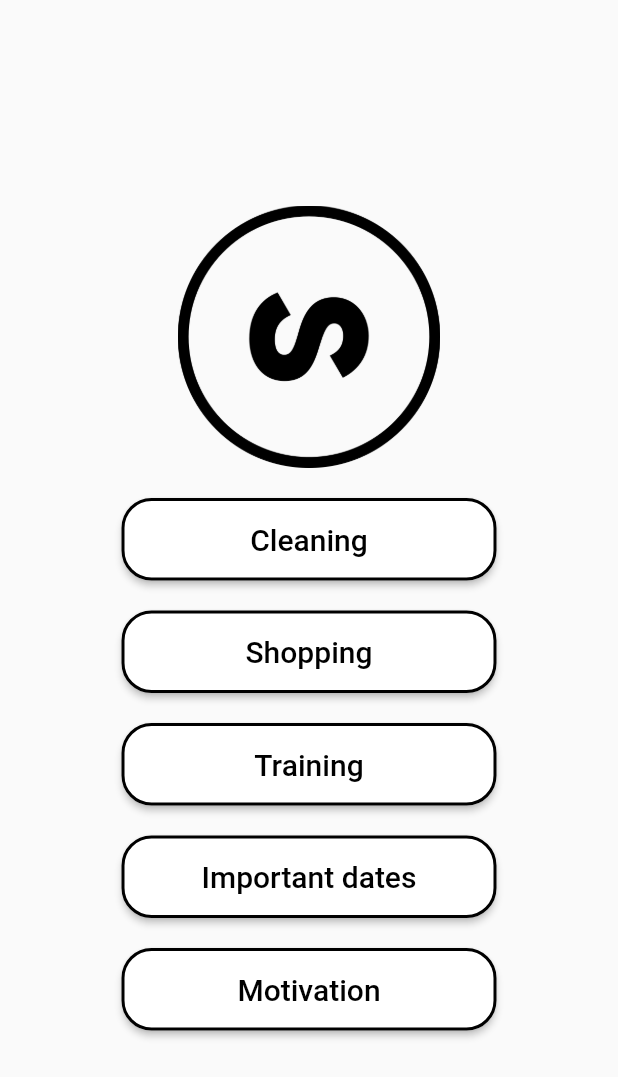
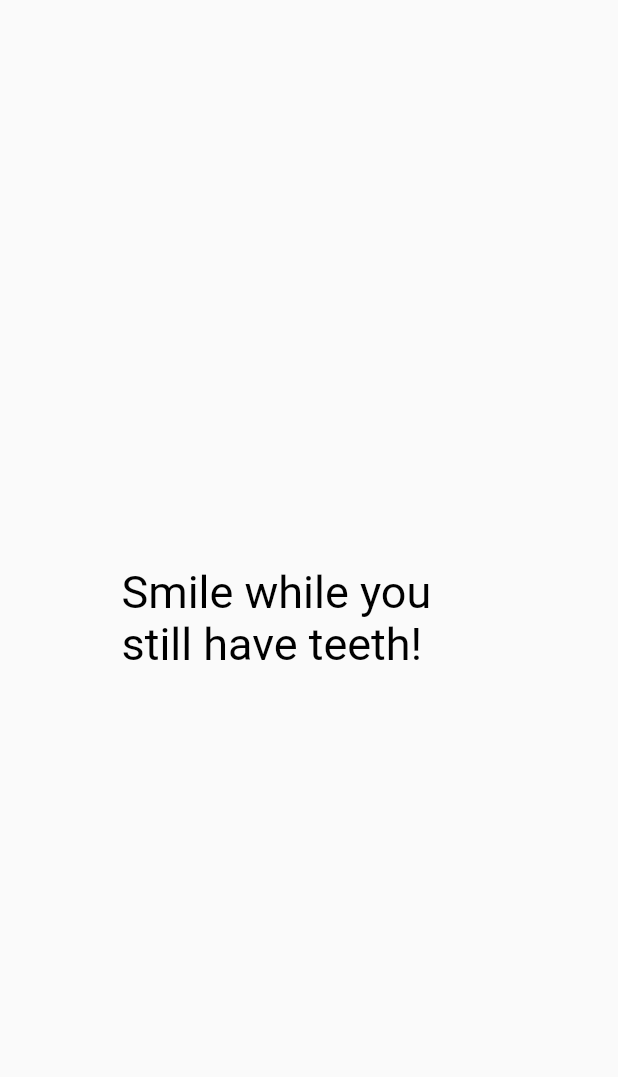
Before and after one commit to AnastasiyaShark/helpsam_flutterVersion, a Flutter app: the ElevatedButtonMenuScreen widget shown alone on an empty page, opened directly, after a tap on "Motivation", on a phone screen of 412 x 824 dp. Shown: the top 1077 px of the screen. Run offline on Flutter 3.47's test engine with Material 2 defaults, Android fonts, the phone set to English and light mode, and no system bars; drawn by our look-alikes of animated_text_kit; Roboto replaces fonts that are missing (Agne).

Commit message:
Add: - motivation page - icon for app - rotate icon

```diff
--- /dev/null
+++ b/assets/citation/citation.txt
@@ -0,0 +1,95 @@
+'Be stronger than your excuses'
+'Breathe. It's just a bad day, not a bad life'
+'Now or never'
+'Don't be afraid to fail. Be afraid not try'
+'Begin! Even if you have no idea if it will work'
+'Bloom where you are planted'
+'Stop trying to calm the storm. Calm yourself. The storm will pass'
+'Your superpower is being you'
+'Strive for progress not perfection.'
+'Be fearlessly authentic!'
+'A dream without a plan is just a wish'
+'Give yourself some credit for how far you have come!'
+'It will all make sense one day'
+'You deserve the best!'
+'Always bring your own sunshine!'
+'All I can do is to do my best!'
+'It's okay to grow slowly'
+'You get what you work for. Not what you wish for'
+'Be good to yourself'
+'Live today'
+'I'd agree with you but then we'd both be wrong'
+'Focus on the step in front of you. Not the whole staircase'
+'Comparison is the thief of joy!'
+'Explore more. Worry less'
+'A small step forward is still a step!'
+'A little progress each day adds up to big results'
+'Sometimes you win, and sometimes you learn'
+'Embrace what you have'
+'Create your own sunshine!'
+'There is always something to be thankful for'
+'Dreams don't work unless you do'
+'Don't listen to criticism from someone you wouldn't seek advice from'
+'A grateful heart is a magnet for miracles'
+'The bravest thing you can be is yourself'
+'Focus on what gives you energy not on what takes it'
+'You was born to stand out; stop trying to fit in!'
+'You are stronger than you think'
+'Celebrate every tiny victory'
+'Today is a good day to be a little brave'
+'Talk about your blessings more than you talk about your problems'
+'Great things take time'
+'Do small things with great joy'
+'Keep on keeping' on'
+'You are made of magic'
+'If you change, it is for yourself'
+'Actually, you can'
+'Be patient with yourself. Nothing in nature blooms all year'
+'Bad vibes don't go with your outfit'
+'The grass is greener where you water it'
+'Better an oops than a what if'
+'If you see someone without a smile - give them one of yours'
+'Kindness is never out of fashion'
+'If the plan doesn't work change the plan but never the goal'
+'Do it for the future you!'
+'Live simply, bloom wildly'
+'Every day is a fresh start'
+'Make today so awesome yesterday gets jealous'
+'Stop wishing. Start doing.'
+'Falling down is a part of life. Getting back is living'
+'A journey of a thousand miles begins with a single step'
+'Don't hurry. Be happy'
+'Find a way or make one!'
+'Don't stress about things you can't control'
+'It's okay to do things alone. It's okay to vibe by yourself'
+'When you focus on the good, the good increases'
+'Smile while you still have teeth!'
+'Your dreams do not expire!'
+'Your potential is endless'
+'Failure is success in progress'
+'Great things never came from comfort zones...'
+'Your self worth is not defined by others'
+'Do all things with love'
+'You are capable of amazing things!'
+'Dream big and create your own story'
+'Trust the power of new beginnings'
+'When you love who you are, it's easier to love people for who they are'
+'Throw kindness around like confetti'
+'No one is you and that is your power'
+'Beauty comes from the inside'
+'Tomorrow is always fresh with no mistakes in it yet'
+'Find your tribe and love them hard'
+'Creativity is intelligence having fun'
+'You can do anything you set your mind to'
+'Your life does not get better by chance. It gets better by change'
+'Always be yourself unless you can be unicorn. Then always be a unicorn'
+'Sometimes you have to take a step back, in order to make a bigger jump'
+'One day or day one [you decide]'
+'Don't believe everything you think'
+'Today is a good day to have a great day!'
+'Stay positive. Good things will happen'
+'Be bold ir italic, never regular'
+'Love the greatest gift of all'
+'Everything will be okay in the end. If it's not okay, it's not the end'
+'Kind words can be small and simple to say but they echo in eternity'
+'Home is where your heart is'
--- a/lib/src/screens/menu/widgets/elevatedButtonMenuScreen.dart
+++ b/lib/src/screens/menu/widgets/elevatedButtonMenuScreen.dart
@@ -1,6 +1,7 @@
 import 'package:flutter/material.dart';
 
 import '../../cleaning/cleaning.dart';
+import '../../motivation/motivation.dart';
 
 
 // * Customize buttons for menu screen
@@ -66,7 +67,14 @@ class _ElevatedButtonMenuScreenState extends State<ElevatedButtonMenuScreen> {
           const SizedBox(height: 20),
           ElevatedButton(
             style: style,
-            onPressed: () {},
+            onPressed: () {
+              Navigator.push(
+                context,
+                MaterialPageRoute(
+                  builder: (context) =>  Motivation(),
+                ),
+              );
+            },
             child: const Text('Motivation', style: TextStyle(fontSize: 20)),
           ),
         ],
--- /dev/null
+++ b/lib/src/screens/motivation/Citation.dart
@@ -0,0 +1,119 @@
+import 'dart:io';
+import 'dart:math';
+import 'package:path/path.dart' as p;
+
+class Citation {
+  Citation();
+
+  static String getRandomElement<T>() {
+    List<String> list = [];
+    list.addAll({
+      'Be stronger than your excuses',
+      'Breathe. It is just a bad day, not a bad life',
+      'Now or never',
+      'Do not be afraid to fail. Be afraid not try',
+      'Begin! Even if you have no idea if it will work',
+      'Bloom where you are planted',
+      'Stop trying to calm the storm. Calm yourself. The storm will pass',
+      'Your superpower is being you',
+      'Strive for progress not perfection.',
+      'Be fearlessly authentic!',
+      'A dream without a plan is just a wish',
+      'Give yourself some credit for how far you have come!',
+      'It will all make sense one day',
+      'You deserve the best!',
+      'Always bring your own sunshine!',
+      'All I can do is to do my best!',
+      'It is okay to grow slowly',
+      'You get what you work for. Not what you wish for',
+      'Be good to yourself',
+      'Live today',
+      'I had agree with you but then we had both be wrong',
+      'Focus on the step in front of you. Not the whole staircase',
+      'Comparison is the thief of joy!',
+      'Explore more. Worry less',
+      'A small step forward is still a step!',
+      'A little progress each day adds up to big results',
+      'Sometimes you win, and sometimes you learn',
+      'Embrace what you have',
+      'Create your own sunshine!',
+      'There is always something to be thankful for',
+      'Dreams do not work unless you do',
+      'Do not listen to criticism from someone you would not seek advice from',
+      'A grateful heart is a magnet for miracles',
+      'The bravest thing you can be is yourself',
+      'Focus on what gives you energy not on what takes it',
+      'You was born to stand out; stop trying to fit in!',
+      'You are stronger than you think',
+      'Celebrate every tiny victory',
+      'Today is a good day to be a little brave',
+      'Talk about your blessings more than you talk about your problems',
+      'Great things take time',
+      'Do small things with great joy',
+      'Keep on keeping on',
+      'You are made of magic',
+      'If you change, it is for yourself',
+      'Actually, you can',
+      'Be patient with yourself. Nothing in nature blooms all year',
+      'Bad vibes do not go with your outfit',
+      'The grass is greener where you water it',
+      'Better an oops than a what if',
+      'If you see someone without a smile - give them one of yours',
+      'Kindness is never out of fashion',
+      'If the plan does not work change the plan but never the goal',
+      'Do it for the future you!',
+      'Live simply, bloom wildly',
+      'Every day is a fresh start',
+      'Make today so awesome yesterday gets jealous',
+      'Stop wishing. Start doing.',
+      'Falling down is a part of life. Getting back is living',
+      'A journey of a thousand miles begins with a single step',
+      'Do not hurry. Be happy',
+      'Find a way or make one!',
+      'Do not stress about things you can not control',
+      'It is okay to do things alone. It is okay to vibe by yourself',
+      'When you focus on the good, the good increases',
+      'Smile while you still have teeth!',
+      'Your dreams do not expire!',
+      'Your potential is endless',
+      'Failure is success in progress',
+      'Great things never came from comfort zones...',
+      'Your self worth is not defined by others',
+      'Do all things with love',
+      'You are capable of amazing things!',
+      'Dream big and create your own story',
+      'Trust the power of new beginnings',
+      'When you love who you are, it is easier to love people for who they are',
+      'Throw kindness around like confetti',
+      'No one is you and that is your power',
+      'Beauty comes from the inside',
+      'Tomorrow is always fresh with no mistakes in it yet',
+      'Find your tribe and love them hard',
+      'Creativity is intelligence having fun',
+      'You can do anything you set your mind to',
+      'Your life does not get better by chance. It gets better by change',
+      'Always be yourself unless you can be unicorn. Then always be a unicorn',
+      'Sometimes you have to take a step back, in order to make a bigger jump',
+      'One day or day one [you decide]',
+      'Do not believe everything you think',
+      'Today is a good day to have a great day!',
+      'Stay positive. Good things will happen',
+      'Be bold ir italic, never regular',
+      'Love the greatest gift of all',
+      'Everything will be okay in the end. If it is not okay, it is not the end',
+      'Kind words can be small and simple to say but they echo in eternity',
+      'Home is where your heart is',
+    });
+    final random = new Random();
+    var i = random.nextInt(list.length);
+    return list[i];
+  }
+
+// ! - Need to read from TXT. Fix!!!!
+// List<String> readFromRes() {
+//   List<String> names;
+//   File file = File('assets/citation/citation.txt');
+//   names = file.readAsLinesSync();
+//   return names;
+// }
+}
--- /dev/null
+++ b/lib/src/screens/motivation/motivation.dart
@@ -0,0 +1,33 @@
+import 'package:animated_text_kit/animated_text_kit.dart';
+import 'package:flutter/material.dart';
+
+import 'Citation.dart';
+
+class Motivation extends StatelessWidget {
+  Motivation({Key? key}) : super(key: key);
+
+  @override
+  Widget build(BuildContext context) {
+    return Scaffold(
+      body: Center(
+        child: SingleChildScrollView(
+          child: SizedBox(
+            width: 250.0,
+            child: DefaultTextStyle(
+              style: const TextStyle(
+                  fontSize: 30.0, fontFamily: 'Agne', color: Colors.black),
+              child: AnimatedTextKit(
+                animatedTexts: [
+                  TypewriterAnimatedText(
+                    Citation.getRandomElement(),
+                    speed: const Duration(milliseconds: 300),
+                  ),
+                ],
+              ),
+            ),
+          ),
+        ),
+      ),
+    );
+  }
+}
```
Also changed, not shown: lib/src/screens/mine/elevatedButtonMineScreen.dart (+23 -2 lines), pubspec.yaml (+12 -1 lines), pubspec.lock, 28 other files.
